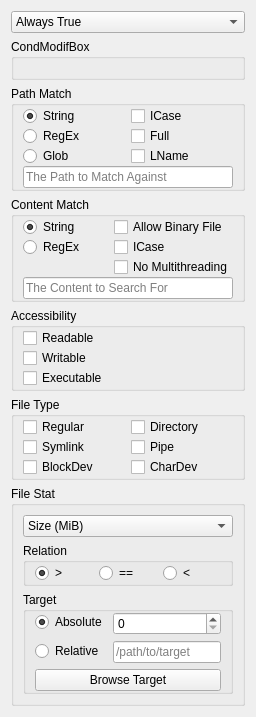
Old version of the form widgets/oriepredselector.ui in the repository cxxsucks/SearchEverywhere.
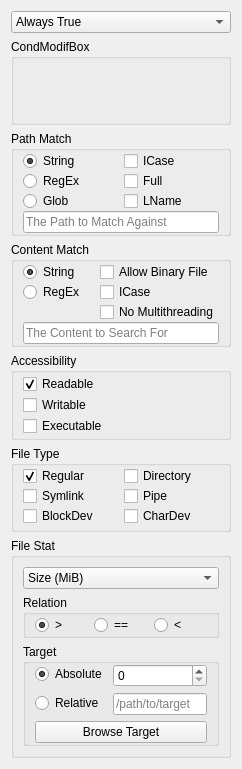
New version of the form.

Diff of the .ui file:
```diff
--- a/widgets/oriepredselector.ui
+++ b/widgets/oriepredselector.ui
@@ -2,6 +2,14 @@
 <ui version="4.0">
  <class>seev::OriePredSelector</class>
  <widget class="QWidget" name="seev::OriePredSelector">
+  <property name="geometry">
+   <rect>
+    <x>0</x>
+    <y>0</y>
+    <width>242</width>
+    <height>769</height>
+   </rect>
+  </property>
   <property name="windowTitle">
    <string>Form</string>
   </property>
@@ -75,7 +83,22 @@
      <property name="title">
       <string>CondModifBox</string>
      </property>
-     <layout class="QHBoxLayout" name="horizontalLayout_2">
+     <layout class="QHBoxLayout" name="condModifBoxLayout">
+      <property name="spacing">
+       <number>0</number>
+      </property>
+      <property name="leftMargin">
+       <number>0</number>
+      </property>
+      <property name="topMargin">
+       <number>0</number>
+      </property>
+      <property name="rightMargin">
+       <number>0</number>
+      </property>
+      <property name="bottomMargin">
+       <number>0</number>
+      </property>
       <item>
        <widget class="QWidget" name="lhsPredWidg" native="true"/>
       </item>
@@ -250,6 +273,9 @@
         <property name="text">
          <string>Readable</string>
         </property>
+        <property name="checked">
+         <bool>true</bool>
+        </property>
        </widget>
       </item>
       <item>
@@ -296,6 +322,9 @@
         <property name="text">
          <string>Regular</string>
         </property>
+        <property name="checked">
+         <bool>true</bool>
+        </property>
        </widget>
       </item>
       <item row="0" column="1">
```
